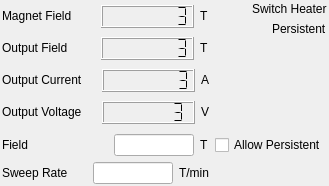
This is modules/magnetps/core/magnetpsform.ui in northriv/KAME as Qt 5 draws it before an edit. The edited form follows.
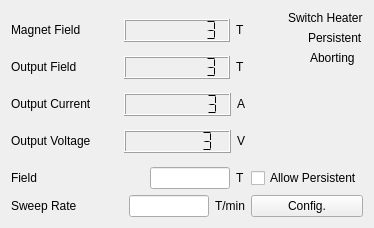
This is the edited form. Custom widgets are drawn as their Qt base class.

The edit to the form file:
```diff
--- a/modules/magnetps/core/magnetpsform.ui
+++ b/modules/magnetps/core/magnetpsform.ui
@@ -6,19 +6,16 @@
    <rect>
     <x>0</x>
     <y>0</y>
-    <width>329</width>
-    <height>186</height>
+    <width>374</width>
+    <height>228</height>
    </rect>
   </property>
   <property name="windowTitle">
    <string>Magnet Power Supply Settings</string>
   </property>
   <widget class="QWidget" name="widget">
-   <layout class="QGridLayout">
-    <property name="margin">
-     <number>2</number>
-    </property>
-    <item row="0" column="0" rowspan="3">
+   <layout class="QGridLayout" name="gridLayout">
+    <item row="0" column="0" rowspan="4">
      <layout class="QVBoxLayout">
       <item>
        <layout class="QHBoxLayout">
@@ -287,7 +284,7 @@
     <item row="0" column="1">
      <layout class="QHBoxLayout">
       <item>
-       <widget class="KLed" name="m_ledSwitchHeater"/>
+       <widget class="KLed" name="m_ledSwitchHeater" native="true"/>
       </item>
       <item>
        <widget class="QLabel" name="textLabel15">
@@ -310,7 +307,7 @@
     <item row="1" column="1">
      <layout class="QHBoxLayout">
       <item>
-       <widget class="KLed" name="m_ledPersistent"/>
+       <widget class="KLed" name="m_ledPersistent" native="true"/>
       </item>
       <item>
        <widget class="QLabel" name="textLabel15_2">
@@ -331,6 +328,29 @@
      </layout>
     </item>
     <item row="2" column="1">
+     <layout class="QHBoxLayout" name="_2">
+      <item>
+       <widget class="KLed" name="m_ledAborting" native="true"/>
+      </item>
+      <item>
+       <widget class="QLabel" name="textLabel15_3">
+        <property name="sizePolicy">
+         <sizepolicy hsizetype="Preferred" vsizetype="Fixed">
+          <horstretch>0</horstretch>
+          <verstretch>0</verstretch>
+         </sizepolicy>
+        </property>
+        <property name="text">
+         <string>Aborting</string>
+        </property>
+        <property name="wordWrap">
+         <bool>false</bool>
+        </property>
+       </widget>
+      </item>
+     </layout>
+    </item>
+    <item row="3" column="1">
      <spacer name="spacer5">
       <property name="orientation">
        <enum>Qt::Vertical</enum>
@@ -346,20 +366,7 @@
       </property>
      </spacer>
     </item>
-    <item row="3" column="1">
-     <widget class="QCheckBox" name="m_ckbAllowPersistent">
-      <property name="sizePolicy">
-       <sizepolicy hsizetype="Fixed" vsizetype="Fixed">
-        <horstretch>0</horstretch>
-        <verstretch>0</verstretch>
-       </sizepolicy>
-      </property>
-      <property name="text">
-       <string>Allow Persistent</string>
-      </property>
-     </widget>
-    </item>
-    <item row="3" column="0">
+    <item row="4" column="0">
      <layout class="QHBoxLayout">
       <item>
        <widget class="QLabel" name="textLabel13">
@@ -405,7 +412,20 @@
       </item>
      </layout>
     </item>
-    <item row="4" column="0">
+    <item row="4" column="1">
+     <widget class="QCheckBox" name="m_ckbAllowPersistent">
+      <property name="sizePolicy">
+       <sizepolicy hsizetype="Fixed" vsizetype="Fixed">
+        <horstretch>0</horstretch>
+        <verstretch>0</verstretch>
+       </sizepolicy>
+      </property>
+      <property name="text">
+       <string>Allow Persistent</string>
+      </property>
+     </widget>
+    </item>
+    <item row="5" column="0">
      <layout class="QHBoxLayout">
       <item>
        <widget class="QLabel" name="textLabel13_2">
@@ -451,6 +471,13 @@
       </item>
      </layout>
     </item>
+    <item row="5" column="1">
+     <widget class="QPushButton" name="m_btnConfig">
+      <property name="text">
+       <string>Config.</string>
+      </property>
+     </widget>
+    </item>
    </layout>
   </widget>
  </widget>
```
